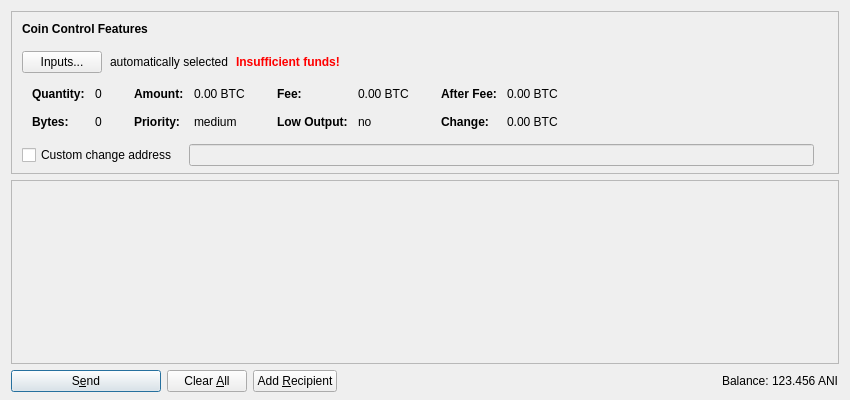
Old version of the form src/qt/forms/sendcoinsdialog.ui in the repository Animecointeam/Animecoin.
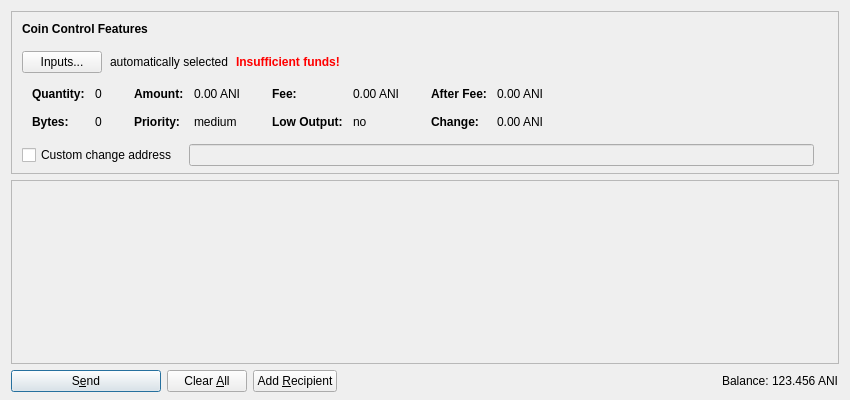
New version of the form. Icons and pictures are not drawn. Custom widgets are drawn as their Qt base class.

Diff of the .ui file:
```diff
--- a/src/qt/forms/sendcoinsdialog.ui
+++ b/src/qt/forms/sendcoinsdialog.ui
@@ -321,7 +321,7 @@
                   <enum>Qt::ActionsContextMenu</enum>
                  </property>
                  <property name="text">
-                  <string notr="true">0.00 BTC</string>
+                  <string notr="true">0.00 ANI</string>
                  </property>
                  <property name="textInteractionFlags">
                   <set>Qt::LinksAccessibleByMouse|Qt::TextSelectableByKeyboard|Qt::TextSelectableByMouse</set>
@@ -401,7 +401,7 @@
                   <enum>Qt::ActionsContextMenu</enum>
                  </property>
                  <property name="text">
-                  <string notr="true">0.00 BTC</string>
+                  <string notr="true">0.00 ANI</string>
                  </property>
                  <property name="textInteractionFlags">
                   <set>Qt::LinksAccessibleByMouse|Qt::TextSelectableByKeyboard|Qt::TextSelectableByMouse</set>
@@ -481,7 +481,7 @@
                   <enum>Qt::ActionsContextMenu</enum>
                  </property>
                  <property name="text">
-                  <string notr="true">0.00 BTC</string>
+                  <string notr="true">0.00 ANI</string>
                  </property>
                  <property name="textInteractionFlags">
                   <set>Qt::LinksAccessibleByMouse|Qt::TextSelectableByKeyboard|Qt::TextSelectableByMouse</set>
@@ -510,7 +510,7 @@
                   <enum>Qt::ActionsContextMenu</enum>
                  </property>
                  <property name="text">
-                  <string notr="true">0.00 BTC</string>
+                  <string notr="true">0.00 ANI</string>
                  </property>
                  <property name="textInteractionFlags">
                   <set>Qt::LinksAccessibleByMouse|Qt::TextSelectableByKeyboard|Qt::TextSelectableByMouse</set>
```
